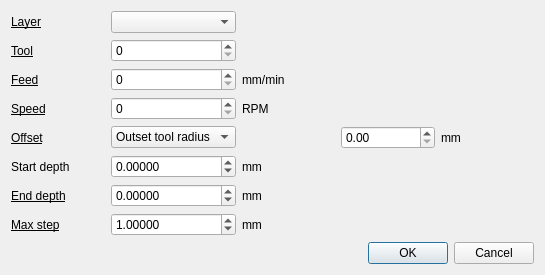
First picture: the form in qt/cam_layer_dialog.ui, repository CauldronDevelopmentLLC/CAMotics, before the edit.
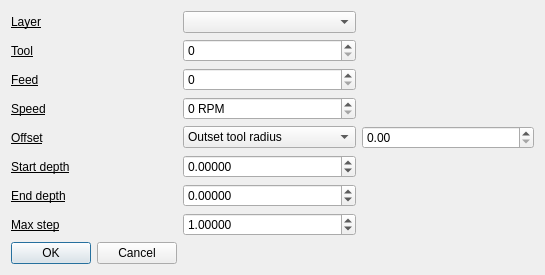
Second picture: the form after the edit.

Diff of the .ui file:
```diff
--- a/qt/cam_layer_dialog.ui
+++ b/qt/cam_layer_dialog.ui
@@ -13,24 +13,44 @@
   <property name="windowTitle">
    <string>Layer CAM</string>
   </property>
-  <layout class="QVBoxLayout" name="verticalLayout">
-   <item>
-    <layout class="QGridLayout" name="gridLayout" columnstretch="0,0,0,0,0">
-     <item row="7" column="0">
-      <widget class="QLabel" name="label_5">
+  <property name="modal">
+   <bool>true</bool>
+  </property>
+  <layout class="QGridLayout" name="gridLayout" columnstretch="0,1,1">
+   <item row="0" column="0">
+    <widget class="QLabel" name="label_7">
        <property name="font">
         <font>
          <underline>true</underline>
         </font>
        </property>
        <property name="text">
-        <string>Max step</string>
+      <string>Layer</string>
        </property>
       </widget>
      </item>
      <item row="0" column="1">
       <widget class="QComboBox" name="layerComboBox"/>
      </item>
+   <item row="1" column="0">
+    <widget class="QLabel" name="label">
+     <property name="font">
+      <font>
+       <underline>true</underline>
+      </font>
+     </property>
+     <property name="text">
+      <string>Tool</string>
+     </property>
+    </widget>
+   </item>
+   <item row="1" column="1">
+    <widget class="QSpinBox" name="toolSpinBox">
+     <property name="maximum">
+      <number>999</number>
+     </property>
+    </widget>
+   </item>
      <item row="2" column="0">
       <widget class="QLabel" name="label_2">
        <property name="font">
@@ -43,36 +63,10 @@
        </property>
       </widget>
      </item>
-     <item row="4" column="3">
-      <widget class="QDoubleSpinBox" name="offsetDoubleSpinBox"/>
-     </item>
-     <item row="7" column="1">
-      <widget class="QDoubleSpinBox" name="stepDoubleSpinBox">
-       <property name="decimals">
-        <number>5</number>
-       </property>
-       <property name="minimum">
-        <double>0.000010000000000</double>
-       </property>
+   <item row="2" column="1">
+    <widget class="QSpinBox" name="feedSpinBox">
        <property name="maximum">
-        <double>1000000.000000000000000</double>
-       </property>
-       <property name="value">
-        <double>1.000000000000000</double>
-       </property>
-      </widget>
-     </item>
-     <item row="2" column="2">
-      <widget class="QLabel" name="feedUnitsLabel">
-       <property name="text">
-        <string>mm/min</string>
-       </property>
-      </widget>
-     </item>
-     <item row="6" column="2">
-      <widget class="QLabel" name="endDepthUnitsLabel">
-       <property name="text">
-        <string>mm</string>
+      <number>1000000</number>
        </property>
       </widget>
      </item>
@@ -88,10 +82,13 @@
        </property>
       </widget>
      </item>
-     <item row="3" column="2">
-      <widget class="QLabel" name="speedUnitslabel">
-       <property name="text">
-        <string>RPM</string>
+   <item row="3" column="1">
+    <widget class="QSpinBox" name="speedSpinBox">
+     <property name="suffix">
+      <string> RPM</string>
+     </property>
+     <property name="maximum">
+      <number>1000000</number>
        </property>
       </widget>
      </item>
@@ -107,105 +104,6 @@
        </property>
       </widget>
      </item>
-     <item row="4" column="4">
-      <widget class="QLabel" name="offsetUnitsLabel">
-       <property name="text">
-        <string>mm</string>
-       </property>
-      </widget>
-     </item>
-     <item row="6" column="0">
-      <widget class="QLabel" name="label_6">
-       <property name="font">
-        <font>
-         <underline>true</underline>
-        </font>
-       </property>
-       <property name="text">
-        <string>End depth</string>
-       </property>
-      </widget>
-     </item>
-     <item row="6" column="1">
-      <widget class="QDoubleSpinBox" name="endDepthDoubleSpinBox">
-       <property name="decimals">
-        <number>5</number>
-       </property>
-       <property name="minimum">
-        <double>-1000000.000000000000000</double>
-       </property>
-       <property name="maximum">
-        <double>1000000.000000000000000</double>
-       </property>
-      </widget>
-     </item>
-     <item row="5" column="2">
-      <widget class="QLabel" name="startDepthUnitsLabel">
-       <property name="text">
-        <string>mm</string>
-       </property>
-      </widget>
-     </item>
-     <item row="1" column="1">
-      <widget class="QSpinBox" name="toolSpinBox"/>
-     </item>
-     <item row="0" column="0">
-      <widget class="QLabel" name="label_7">
-       <property name="font">
-        <font>
-         <underline>true</underline>
-        </font>
-       </property>
-       <property name="text">
-        <string>Layer</string>
-       </property>
-      </widget>
-     </item>
-     <item row="1" column="0">
-      <widget class="QLabel" name="label">
-       <property name="font">
-        <font>
-         <underline>true</underline>
-        </font>
-       </property>
-       <property name="text">
-        <string>Tool</string>
-       </property>
-      </widget>
-     </item>
-     <item row="3" column="1">
-      <widget class="QSpinBox" name="speedSpinBox"/>
-     </item>
-     <item row="5" column="1">
-      <widget class="QDoubleSpinBox" name="startDepthDoubleSpinBox">
-       <property name="decimals">
-        <number>5</number>
-       </property>
-       <property name="minimum">
-        <double>-1000000.000000000000000</double>
-       </property>
-       <property name="maximum">
-        <double>1000000.000000000000000</double>
-       </property>
-      </widget>
-     </item>
-     <item row="7" column="2">
-      <widget class="QLabel" name="stepUnitsLabel">
-       <property name="text">
-        <string>mm</string>
-       </property>
-      </widget>
-     </item>
-     <item row="2" column="1">
-      <widget class="QSpinBox" name="feedSpinBox"/>
-     </item>
-     <item row="5" column="0">
-      <widget class="QLabel" name="label_9">
-       <property name="text">
-        <string>Start depth</string>
-       </property>
-      </widget>
-     </item>
      <item row="4" column="1">
       <widget class="QComboBox" name="offsetComboBox">
        <item>
@@ -230,9 +128,88 @@
        </item>
       </widget>
      </item>
-    </layout>
+   <item row="4" column="2">
+    <widget class="QDoubleSpinBox" name="offsetDoubleSpinBox"/>
    </item>
-   <item>
+   <item row="5" column="0">
+    <widget class="QLabel" name="label_9">
+     <property name="font">
+      <font>
+       <underline>true</underline>
+      </font>
+     </property>
+     <property name="text">
+      <string>Start depth</string>
+     </property>
+    </widget>
+   </item>
+   <item row="5" column="1">
+    <widget class="QDoubleSpinBox" name="startDepthDoubleSpinBox">
+     <property name="decimals">
+      <number>5</number>
+     </property>
+     <property name="minimum">
+      <double>-1000000.000000000000000</double>
+     </property>
+     <property name="maximum">
+      <double>1000000.000000000000000</double>
+     </property>
+    </widget>
+   </item>
+   <item row="6" column="0">
+    <widget class="QLabel" name="label_6">
+     <property name="font">
+      <font>
+       <underline>true</underline>
+      </font>
+     </property>
+     <property name="text">
+      <string>End depth</string>
+     </property>
+    </widget>
+   </item>
+   <item row="6" column="1">
+    <widget class="QDoubleSpinBox" name="endDepthDoubleSpinBox">
+     <property name="decimals">
+      <number>5</number>
+     </property>
+     <property name="minimum">
+      <double>-1000000.000000000000000</double>
+     </property>
+     <property name="maximum">
+      <double>1000000.000000000000000</double>
+     </property>
+    </widget>
+   </item>
+   <item row="7" column="0">
+    <widget class="QLabel" name="label_5">
+     <property name="font">
+      <font>
+       <underline>true</underline>
+      </font>
+     </property>
+     <property name="text">
+      <string>Max step</string>
+     </property>
+    </widget>
+   </item>
+   <item row="7" column="1">
+    <widget class="QDoubleSpinBox" name="stepDoubleSpinBox">
+     <property name="decimals">
+      <number>5</number>
+     </property>
+     <property name="minimum">
+      <double>0.000010000000000</double>
+     </property>
+     <property name="maximum">
+      <double>1000000.000000000000000</double>
+     </property>
+     <property name="value">
+      <double>1.000000000000000</double>
+     </property>
+    </widget>
+   </item>
+   <item row="8" column="0">
     <widget class="QDialogButtonBox" name="buttonBox">
      <property name="orientation">
       <enum>Qt::Horizontal</enum>
```
Left out of the diff: 13 changed lines with no effect on the pictures. Lines whose indentation alone changed are shown as unchanged.
